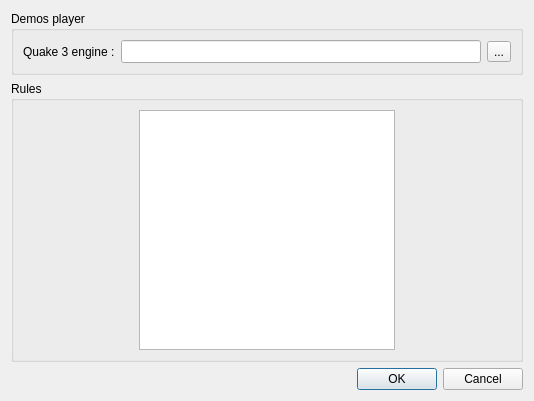
Before: the Qt Designer form src/settingsdialog.ui in sousix/QDM68, drawn with Qt 5.
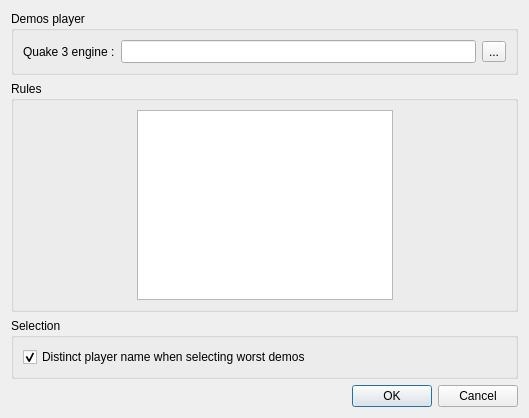
After: the same form once the commit is applied.

Commit message: Add option to distinct player when selecting worst demos

Patch:
```diff
--- a/src/settingsdialog.ui
+++ b/src/settingsdialog.ui
@@ -6,8 +6,8 @@
    <rect>
     <x>0</x>
     <y>0</y>
-    <width>534</width>
-    <height>401</height>
+    <width>529</width>
+    <height>418</height>
    </rect>
   </property>
   <property name="windowTitle">
@@ -125,6 +125,25 @@
      </layout>
     </widget>
    </item>
+   <item>
+    <widget class="QGroupBox" name="groupBox_3">
+     <property name="title">
+      <string>Selection</string>
+     </property>
+     <layout class="QVBoxLayout" name="verticalLayout_4">
+      <item>
+       <widget class="QCheckBox" name="boxDistinctPlayer">
+        <property name="text">
+         <string>Distinct player name when selecting worst demos</string>
+        </property>
+        <property name="checked">
+         <bool>true</bool>
+        </property>
+       </widget>
+      </item>
+     </layout>
+    </widget>
+   </item>
    <item>
     <widget class="QDialogButtonBox" name="buttonBox">
      <property name="orientation">
```
The commit also changes 4 other files.
